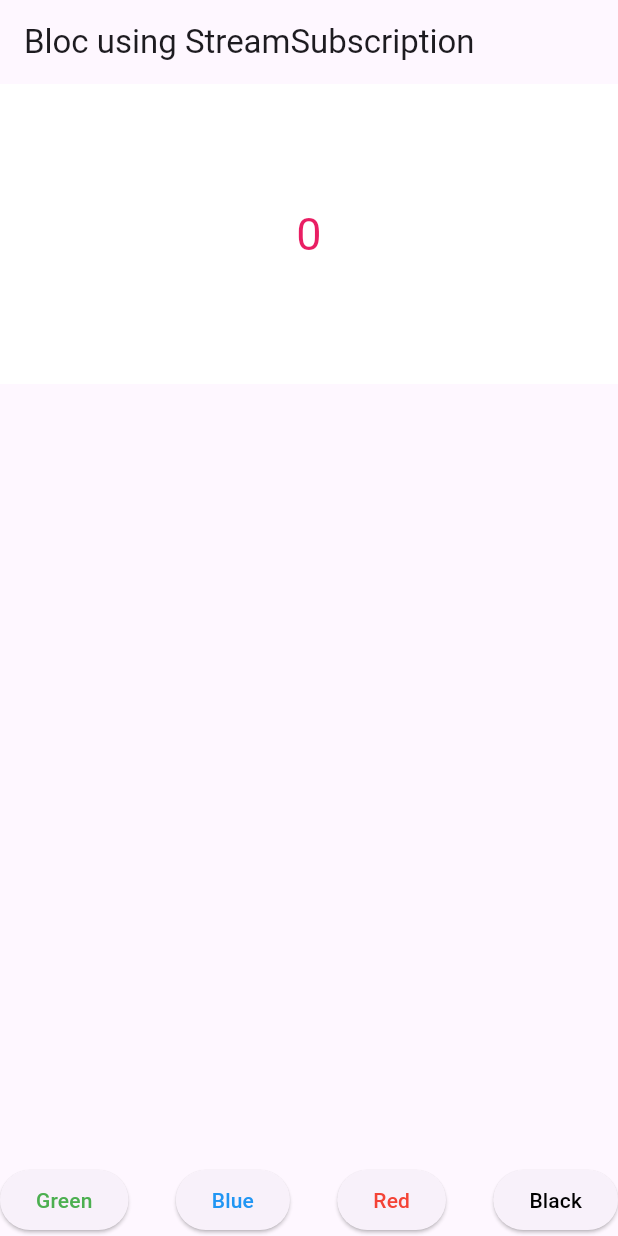
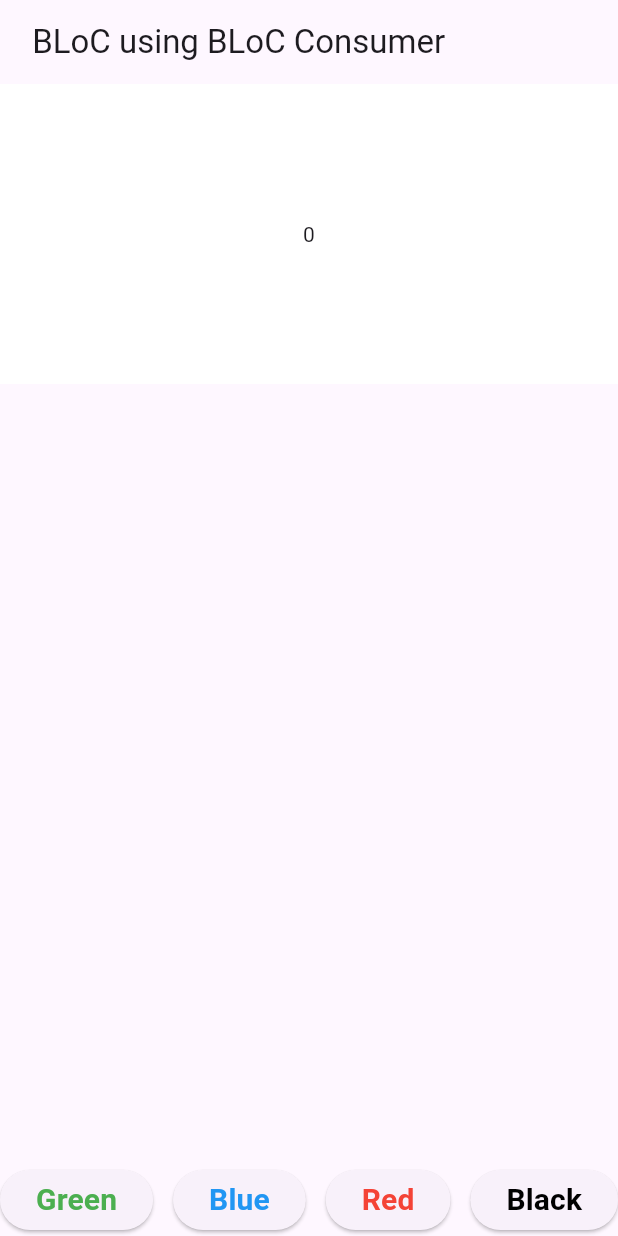
Before and after one commit to Lyangsir00/flutter-bloc, a Flutter app: the screen it shows after launch, on a phone screen of 412 x 824 dp. Run offline on Flutter 3.47's test engine with Material 3 defaults, Android fonts, the light colour scheme and no system bars; our stand-ins replace bloc, equatable, flutter_bloc.

Commit message:
feat: implementation of bloc consumer

```diff
--- a/lib/bloc/counterapp/counterapp_bloc.dart
+++ b/lib/bloc/counterapp/counterapp_bloc.dart
@@ -6,7 +6,7 @@ part 'counterapp_event.dart';
 part 'counterapp_state.dart';
 
 class CounterappBloc extends Bloc<CounterappEvent, CounterappState> {
-  CounterappBloc() : super(CounterappState()) {
+  CounterappBloc() : super(const CounterappState()) {
     on<UpdateCounter>(_updateCounter);
   }
 
--- a/lib/main.dart
+++ b/lib/main.dart
@@ -2,11 +2,7 @@ import 'package:flutter/material.dart';
 import 'package:flutter_bloc/flutter_bloc.dart';
 import 'package:flutter_bloc_example2/bloc/counterapp/counterapp_bloc.dart';
 import 'package:flutter_bloc_example2/bloc/color/color_bloc.dart';
-import 'package:flutter_bloc_example2/ui/bloc_to_bloc_home.dart';
-// <<<<<<< HEAD
-import 'package:flutter_bloc_example2/ui/stream.dart';
-// =======
-// >>>>>>> f4a9663 (feat: implement bloc-tobloc communication using BLoClistener)
+import 'package:flutter_bloc_example2/ui/bloc_consumer.dart';
 
 void main() {
   runApp(const MyApp());
@@ -15,7 +11,6 @@ void main() {
 class MyApp extends StatelessWidget {
   const MyApp({super.key});
 
-  // This widget is the root of your application.
   @override
   Widget build(BuildContext context) {
     return MultiBlocProvider(
@@ -33,12 +28,7 @@ class MyApp extends StatelessWidget {
             colorScheme: ColorScheme.fromSeed(seedColor: Colors.deepPurple),
             useMaterial3: true,
           ),
-// <<<<<<< HEAD
-          home: StreamPage()
-// ======
-
-// >>>>>>> f4a9663 (feat: implement bloc-tobloc communication using BLoClistener)
-          ),
+          home: BlocConsumerPage()),
     );
   }
 }
--- a/lib/ui/bloc_consumer.dart
+++ b/lib/ui/bloc_consumer.dart
@@ -1,15 +1,91 @@
 import 'package:flutter/material.dart';
+import 'package:flutter_bloc/flutter_bloc.dart';
+import 'package:flutter_bloc_example2/bloc/color/color_bloc.dart';
+import 'package:flutter_bloc_example2/bloc/counterapp/counterapp_bloc.dart';
 
-class BlocConsumer extends StatefulWidget {
-  const BlocConsumer({super.key});
+class BlocConsumerPage extends StatefulWidget {
+  const BlocConsumerPage({super.key});
 
   @override
-  State<BlocConsumer> createState() => _BlocConsumerState();
+  State<BlocConsumerPage> createState() => _BlocConsumerState();
 }
 
-class _BlocConsumerState extends State<BlocConsumer> {
+class _BlocConsumerState extends State<BlocConsumerPage> {
   @override
   Widget build(BuildContext context) {
-    return const Placeholder();
+    return Scaffold(
+      appBar: AppBar(
+        title: Text(" BLoC using BLoC Consumer"),
+      ),
+      body: BlocConsumer<ColorBloc, ColorState>(
+        listener: (context, state) {
+          context.read<CounterappBloc>().add(
+                UpdateCounter(color: state.color),
+              );
+        },
+        builder: (context, state) {
+          final counterState = context.watch<CounterappBloc>().state;
+          return Container(
+            height: 200,
+            width: double.infinity,
+            color: state.color,
+            child: Center(
+              child: Text(counterState.counter.toString()),
+            ),
+          );
+        },
+      ),
+      bottomNavigationBar: Row(
+        mainAxisAlignment: MainAxisAlignment.spaceBetween,
+        children: [
+          ElevatedButton(
+            onPressed: () {
+              context.read<ColorBloc>().add(ChangeColor(color: Colors.green));
+            },
+            child: Text(
+              "Green",
+              style: TextStyle(
+                  fontSize: 20,
+                  fontWeight: FontWeight.bold,
+                  color: Colors.green),
+            ),
+          ),
+          ElevatedButton(
+              onPressed: () {
+                context.read<ColorBloc>().add(ChangeColor(color: Colors.blue));
+              },
+              child: Text(
+                "Blue",
+                style: TextStyle(
+                    fontSize: 20,
+                    fontWeight: FontWeight.bold,
+                    color: Colors.blue),
+              )),
+          ElevatedButton(
+              onPressed: () {
+                context.read<ColorBloc>().add(ChangeColor(color: Colors.red));
+              },
+              child: Text(
+                "Red",
+                style: TextStyle(
+                    fontSize: 20,
+                    fontWeight: FontWeight.bold,
+                    color: Colors.red),
+              )),
+          ElevatedButton(
+            onPressed: () {
+              context.read<ColorBloc>().add(ChangeColor(color: Colors.black));
+            },
+            child: Text(
+              "Black",
+              style: TextStyle(
+                  fontSize: 20,
+                  fontWeight: FontWeight.bold,
+                  color: Colors.black),
+            ),
+          ),
+        ],
+      ),
+    );
   }
 }
--- a/lib/ui/stream.dart
+++ b/lib/ui/stream.dart
@@ -15,6 +15,7 @@ class StreamPage extends StatefulWidget {
 class _StreamState extends State<StreamPage> {
   StreamSubscription<ColorState>? _streamSubscription;
 
+  @override
   void initState() {
     super.initState();
     _streamSubscription = context.read<ColorBloc>().stream.listen(
@@ -36,7 +37,7 @@ class _StreamState extends State<StreamPage> {
   Widget build(BuildContext context) {
     return Scaffold(
       appBar: AppBar(
-        title: Text("Bloc using StreamSubscription"),
+        title: const Text("Bloc using StreamSubscription"),
       ),
       body: BlocBuilder<ColorBloc, ColorState>(
         builder: (context, state) {
@@ -48,7 +49,7 @@ class _StreamState extends State<StreamPage> {
               builder: (context, state) {
                 return Text(
                   state.counter.toString(),
-                  style: TextStyle(fontSize: 30, color: Colors.pink),
+                  style: const TextStyle(fontSize: 30, color: Colors.pink),
                 );
               },
             )),
@@ -62,7 +63,7 @@ class _StreamState extends State<StreamPage> {
             onPressed: () {
               context.read<ColorBloc>().add(ChangeColor(color: Colors.green));
             },
-            child: Text(
+            child: const Text(
               "Green",
               style: TextStyle(color: Colors.green),
             ),
@@ -71,13 +72,13 @@ class _StreamState extends State<StreamPage> {
             onPressed: () {
               context.read<ColorBloc>().add(ChangeColor(color: Colors.blue));
             },
-            child: Text("Blue", style: TextStyle(color: Colors.blue)),
+            child: const Text("Blue", style: TextStyle(color: Colors.blue)),
           ),
           ElevatedButton(
             onPressed: () {
               context.read<ColorBloc>().add(ChangeColor(color: Colors.red));
             },
-            child: Text(
+            child: const Text(
               "Red",
               style: TextStyle(color: Colors.red),
             ),
@@ -86,7 +87,7 @@ class _StreamState extends State<StreamPage> {
             onPressed: () {
               context.read<ColorBloc>().add(ChangeColor(color: Colors.black));
             },
-            child: Text(
+            child: const Text(
               "Black",
               style: TextStyle(color: Colors.black),
             ),
```
Also changed, not shown: lib/ui/bloc_to_bloc_home.dart (+6 -6 lines).
